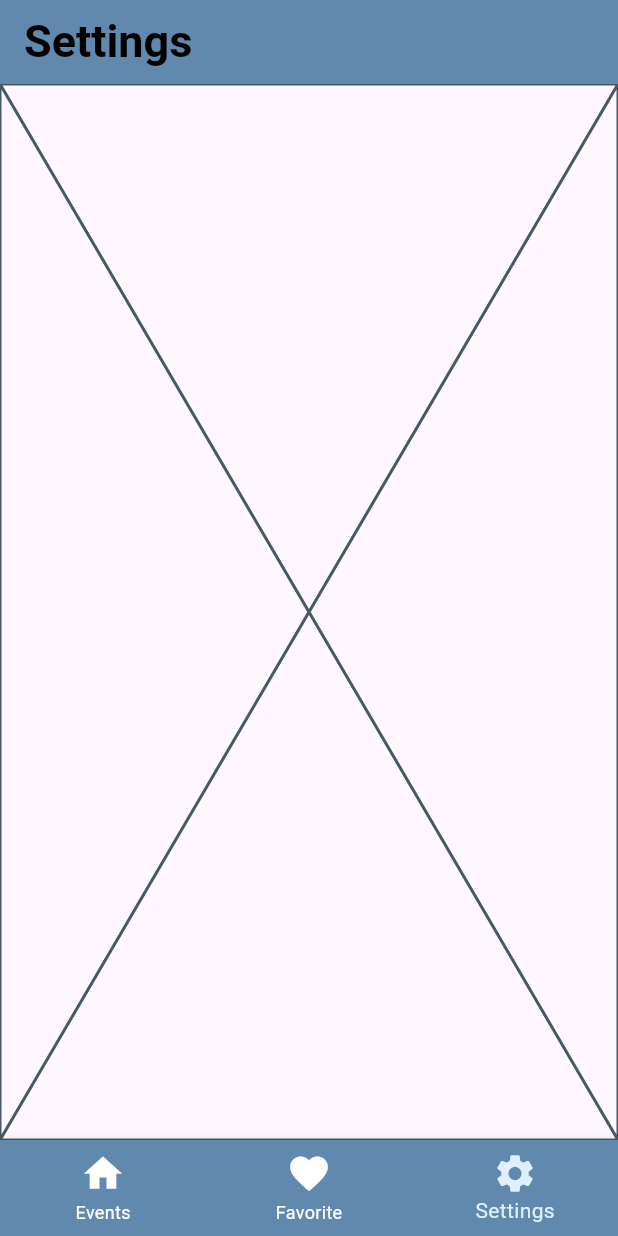
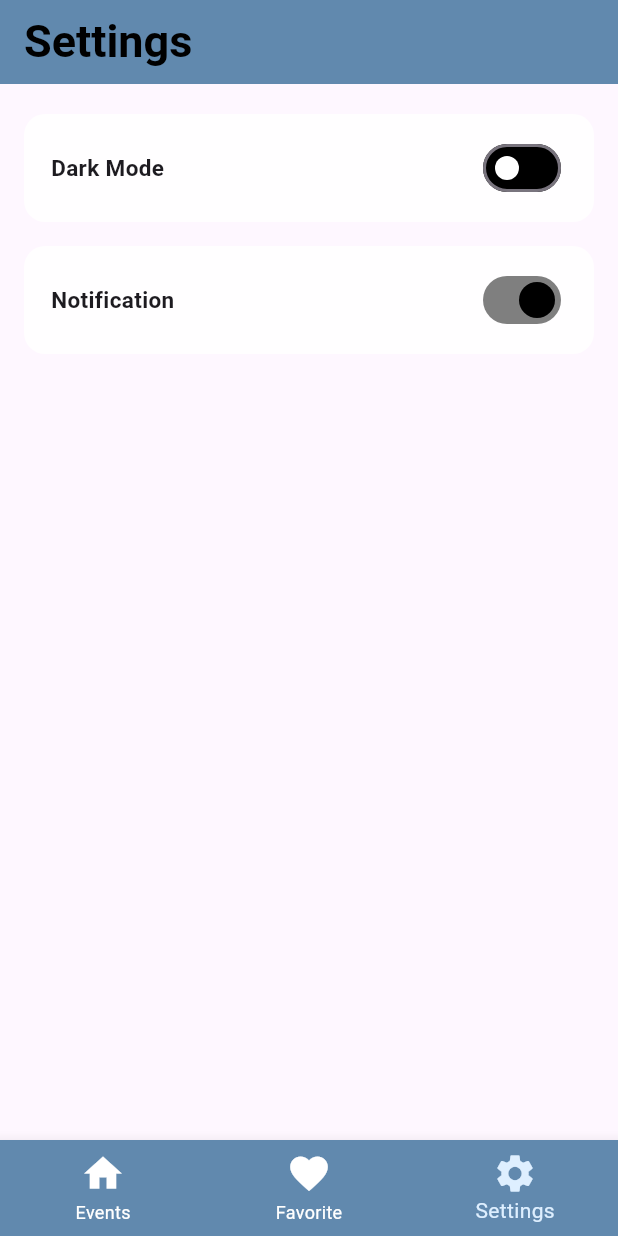
Before and after one commit to hole14/Dicoding-Event, a Flutter app: the screen it shows after launch, item 3 of the bottom bar chosen, on a phone screen of 412 x 824 dp. Run offline on Flutter 3.47's test engine with Material 3 defaults, Android fonts, the phone set to English and light mode, and no system bars; our stand-ins replace flutter_html, shared_preferences; network calls fail.

Commit message:
Menyelesaikan fitur dark mode

```diff
--- /dev/null
+++ b/lib/component/setting_card.dart
@@ -0,0 +1,45 @@
+import 'package:flutter/material.dart';
+
+class SettingCard extends StatelessWidget {
+  final String title;
+  final bool value;
+  final ValueChanged<bool> onChanged;
+
+  SettingCard({
+    required this.title,
+    required this.value,
+    required this.onChanged,
+  });
+
+  @override
+  Widget build(BuildContext context) {
+    return Container(
+      decoration: BoxDecoration(
+        color: Colors.white.withOpacity(0.85),
+        borderRadius: BorderRadius.circular(14),
+      ),
+      margin: EdgeInsets.symmetric(horizontal: 8),
+      padding: EdgeInsets.symmetric(vertical: 12, horizontal: 18),
+      child: Row(
+        children: [
+          Expanded(
+            child: Text(
+              title,
+              style: TextStyle(
+                fontWeight: FontWeight.w700,
+                fontSize: 15,
+              ),
+            ),
+          ),
+          Switch(
+            value: value,
+            onChanged: onChanged,
+            activeColor: Colors.black,
+            inactiveThumbColor: Colors.white,
+            inactiveTrackColor: Colors.black,
+          ),
+        ],
+      ),
+    );
+  }
+}
--- /dev/null
+++ b/lib/component/theme_notifier.dart
@@ -0,0 +1,49 @@
+import 'package:flutter/material.dart';
+import 'package:shared_preferences/shared_preferences.dart';
+
+class ThemeNotifier extends ChangeNotifier{
+  static const String prefMode = "isDarkMode";
+  static const String prefNotif = "isNotificationOn";
+
+  bool _isDarkMode = false;
+  bool _isNotificationOn = true;
+
+  bool get isDarkMode => _isDarkMode;
+  bool get isNotificationOn => _isNotificationOn;
+
+  ThemeNotifier(){
+    _loadSetting();
+  }
+
+  Future<void> _loadSetting() async{
+    final prefs = await SharedPreferences.getInstance();
+    _isDarkMode = prefs.getBool(prefMode) ?? false;
+    _isNotificationOn = prefs.getBool(prefNotif) ?? true;
+    notifyListeners();
+  }
+
+  Future<void> setDarkMode(bool value) async{
+    _isDarkMode = value;
+    final prefs = await SharedPreferences.getInstance();
+    prefs.setBool(prefMode, value);
+    notifyListeners();
+  }
+
+  Future<void> setNotification(bool value) async {
+    _isNotificationOn = value;
+    final prefs = await SharedPreferences.getInstance();
+    prefs.setBool(prefNotif, value);
+    notifyListeners();
+  }
+
+  void toggleDarkMode(){
+    _isDarkMode = !_isDarkMode;
+    notifyListeners();
+  }
+
+  void toggleNotification(){
+    _isNotificationOn = !_isNotificationOn;
+    notifyListeners();
+  }
+
+}
--- a/lib/main.dart
+++ b/lib/main.dart
@@ -1,17 +1,19 @@
+import 'package:dicoding_event/component/constrains.dart';
 import 'package:dicoding_event/screen/favorite.dart';
-import 'package:dicoding_event/screen/detail.dart';
+import 'package:dicoding_event/screen/home.dart';
 import 'package:dicoding_event/screen/setting.dart';
-import 'package:dicoding_event/screen/home.dart';
 import 'package:dicoding_event/viewModel/eventViewModel.dart';
 import 'package:flutter/material.dart';
 import 'package:provider/provider.dart';
-import 'package:dicoding_event/component/constrains.dart';
+
+import 'component/theme_notifier.dart';
 
 void main() {
   runApp(
     MultiProvider(
       providers: [
         ChangeNotifierProvider(create: (_) => EventViewModel()),
+        ChangeNotifierProvider(create: (_) => ThemeNotifier()),
       ],
       child: MyApp(),
     )
@@ -21,8 +23,12 @@ void main() {
 class MyApp extends StatelessWidget {
   @override
   Widget build(BuildContext context) {
+    final appSetting = context.watch<ThemeNotifier>();
     return MaterialApp(
       debugShowCheckedModeBanner: false,
+      theme: ThemeData.light(),
+      darkTheme: ThemeData.dark(),
+      themeMode: appSetting.isDarkMode ? ThemeMode.dark : ThemeMode.light,
       home: Home(),
     );
   }
--- a/lib/screen/setting.dart
+++ b/lib/screen/setting.dart
@@ -1,10 +1,29 @@
 import 'package:flutter/material.dart';
+import 'package:dicoding_event/component/setting_card.dart';
+import 'package:dicoding_event/component/theme_notifier.dart';
+import 'package:provider/provider.dart';
 
 class SettingPage extends StatelessWidget {
-  const SettingPage({super.key});
-
   @override
   Widget build(BuildContext context) {
-    return const Placeholder();
+    final appSetting = context.watch<ThemeNotifier>();
+    return Padding(
+      padding: const EdgeInsets.symmetric(vertical: 20.0, horizontal: 8.0),
+      child: Column(
+        children: [
+          SettingCard(
+            title: 'Dark Mode',
+            value: appSetting.isDarkMode,
+            onChanged: appSetting.setDarkMode,
+          ),
+          const SizedBox(height: 16),
+          SettingCard(
+            title: 'Notification',
+            value: appSetting.isNotificationOn,
+            onChanged: appSetting.setNotification,
+          ),
+        ],
+      ),
+    );
   }
 }
--- a/pubspec.yaml
+++ b/pubspec.yaml
@@ -39,6 +39,7 @@ dependencies:
   intl: ^0.20.2
   flutter_html: ^3.0.0
   url_launcher: ^6.3.1
+  shared_preferences: ^2.5.3
 
 dev_dependencies:
   flutter_test:
```
Also changed, not shown: pubspec.lock.
